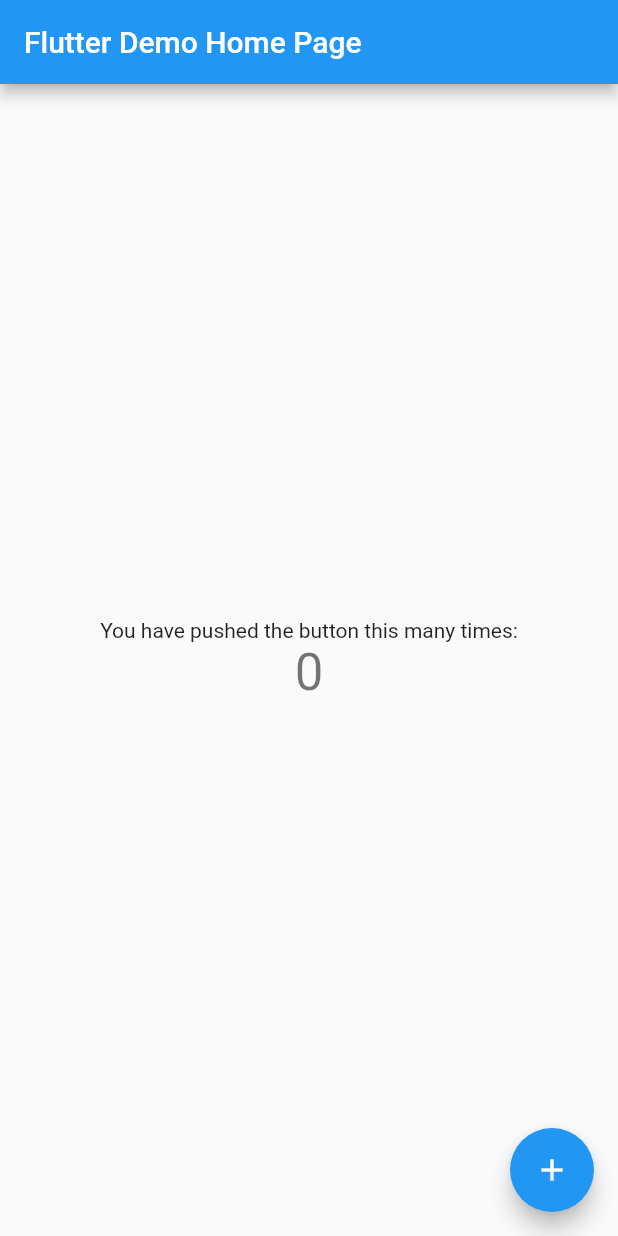
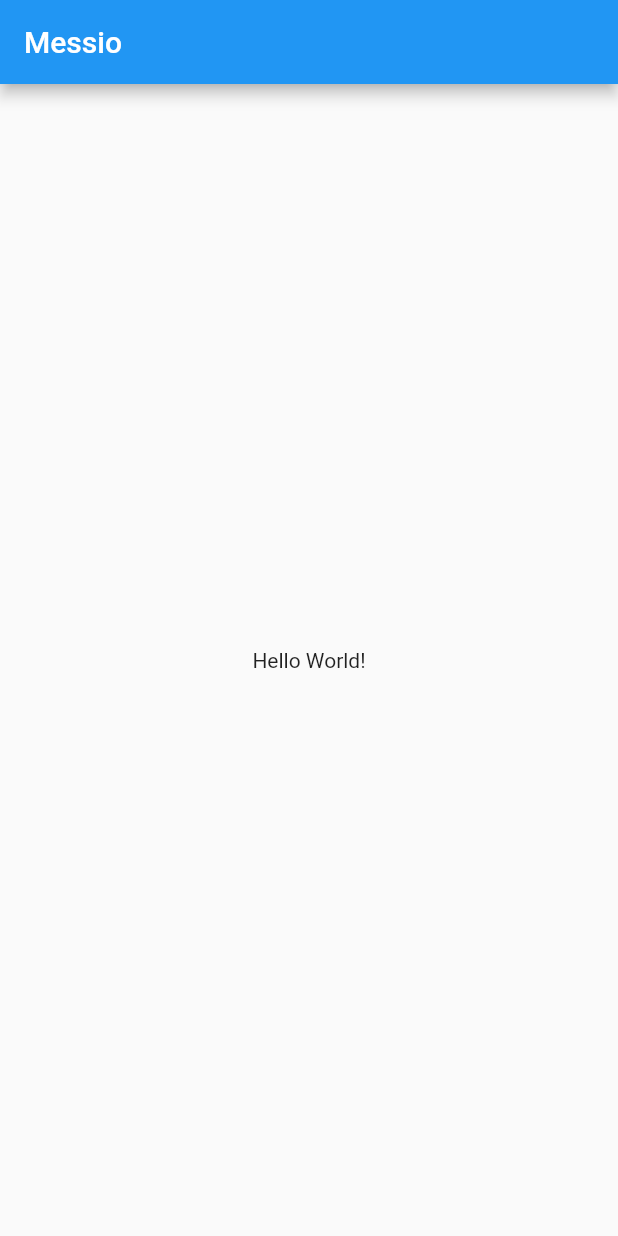
Before and after one commit to ScottFarestrand/random_reminder_2020, a Flutter app: the screen it shows after launch, on a phone screen of 412 x 824 dp. Run offline on Flutter 3.47's test engine with Material 2 defaults, Android fonts, the phone set to English and light mode, and no system bars.

Commit message:
Commit after changes to Hello World

```diff
--- a/lib/main.dart
+++ b/lib/main.dart
@@ -7,35 +7,17 @@ class MyApp extends StatelessWidget {
   @override
   Widget build(BuildContext context) {
     return MaterialApp(
-      title: 'Flutter Demo',
+      title: 'Messio',
       theme: ThemeData(
-        // This is the theme of your application.
-        //
-        // Try running your application with "flutter run". You'll see the
-        // application has a blue toolbar. Then, without quitting the app, try
-        // changing the primarySwatch below to Colors.green and then invoke
-        // "hot reload" (press "r" in the console where you ran "flutter run",
-        // or simply save your changes to "hot reload" in a Flutter IDE).
-        // Notice that the counter didn't reset back to zero; the application
-        // is not restarted.
         primarySwatch: Colors.blue,
       ),
-      home: MyHomePage(title: 'Flutter Demo Home Page'),
+      home: MyHomePage(title: 'Messio'),
     );
   }
 }
 
 class MyHomePage extends StatefulWidget {
   MyHomePage({Key key, this.title}) : super(key: key);
-
-  // This widget is the home page of your application. It is stateful, meaning
-  // that it has a State object (defined below) that contains fields that affect
-  // how it looks.
-
-  // This class is the configuration for the state. It holds the values (in this
-  // case the title) provided by the parent (in this case the App widget) and
-  // used by the build method of the State. Fields in a Widget subclass are
-  // always marked "final".
 
   final String title;
 
@@ -44,68 +26,17 @@ class MyHomePage extends StatefulWidget {
 }
 
 class _MyHomePageState extends State<MyHomePage> {
-  int _counter = 0;
-
-  void _incrementCounter() {
-    setState(() {
-      // This call to setState tells the Flutter framework that something has
-      // changed in this State, which causes it to rerun the build method below
-      // so that the display can reflect the updated values. If we changed
-      // _counter without calling setState(), then the build method would not be
-      // called again, and so nothing would appear to happen.
-      _counter++;
-    });
-  }
-
   @override
   Widget build(BuildContext context) {
-    // This method is rerun every time setState is called, for instance as done
-    // by the _incrementCounter method above.
-    //
     // The Flutter framework has been optimized to make rerunning build methods
     // fast, so that you can just rebuild anything that needs updating rather
     // than having to individually change instances of widgets.
     return Scaffold(
-      appBar: AppBar(
-        // Here we take the value from the MyHomePage object that was created by
-        // the App.build method, and use it to set our appbar title.
-        title: Text(widget.title),
-      ),
-      body: Center(
-        // Center is a layout widget. It takes a single child and positions it
-        // in the middle of the parent.
-        child: Column(
-          // Column is also a layout widget. It takes a list of children and
-          // arranges them vertically. By default, it sizes itself to fit its
-          // children horizontally, and tries to be as tall as its parent.
-          //
-          // Invoke "debug painting" (press "p" in the console, choose the
-          // "Toggle Debug Paint" action from the Flutter Inspector in Android
-          // Studio, or the "Toggle Debug Paint" command in Visual Studio Code)
-          // to see the wireframe for each widget.
-          //
-          // Column has various properties to control how it sizes itself and
-          // how it positions its children. Here we use mainAxisAlignment to
-          // center the children vertically; the main axis here is the vertical
-          // axis because Columns are vertical (the cross axis would be
-          // horizontal).
-          mainAxisAlignment: MainAxisAlignment.center,
-          children: <Widget>[
-            Text(
-              'You have pushed the button this many times:',
-            ),
-            Text(
-              '$_counter',
-              style: Theme.of(context).textTheme.display1,
-            ),
-          ],
+        appBar: AppBar(
+          // Here we take the value from the MyHomePage object that was created by
+          // the App.build method, and use it to set our appbar title.
+          title: Text(widget.title),
         ),
-      ),
-      floatingActionButton: FloatingActionButton(
-        onPressed: _incrementCounter,
-        tooltip: 'Increment',
-        child: Icon(Icons.add),
-      ), // This trailing comma makes auto-formatting nicer for build methods.
-    );
+        body: Center(child: Text('Hello World!')));
   }
 }
```
